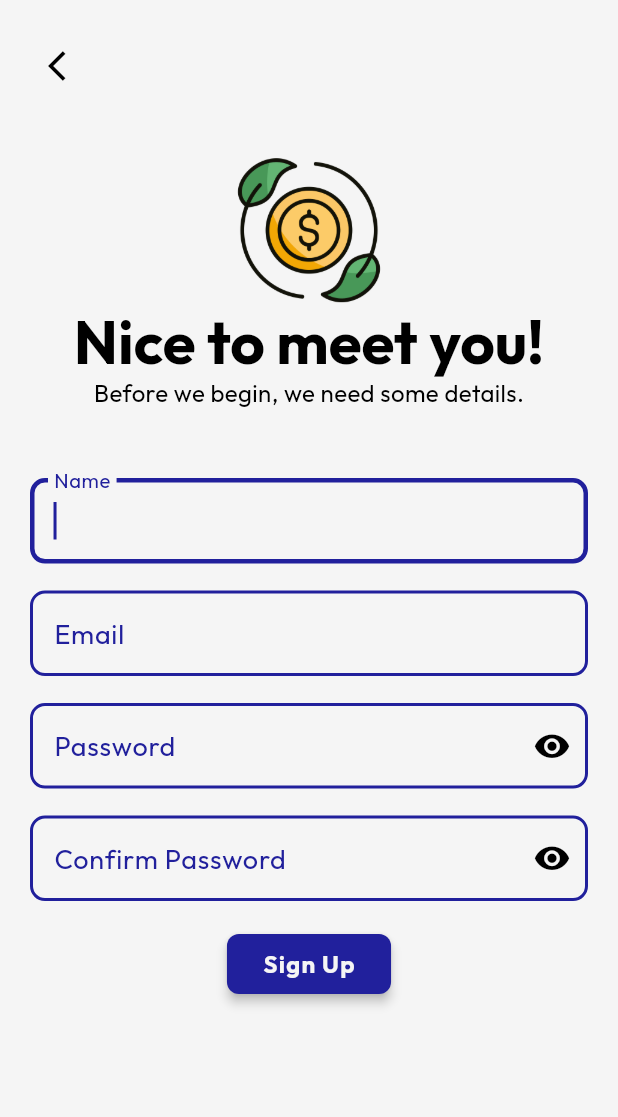
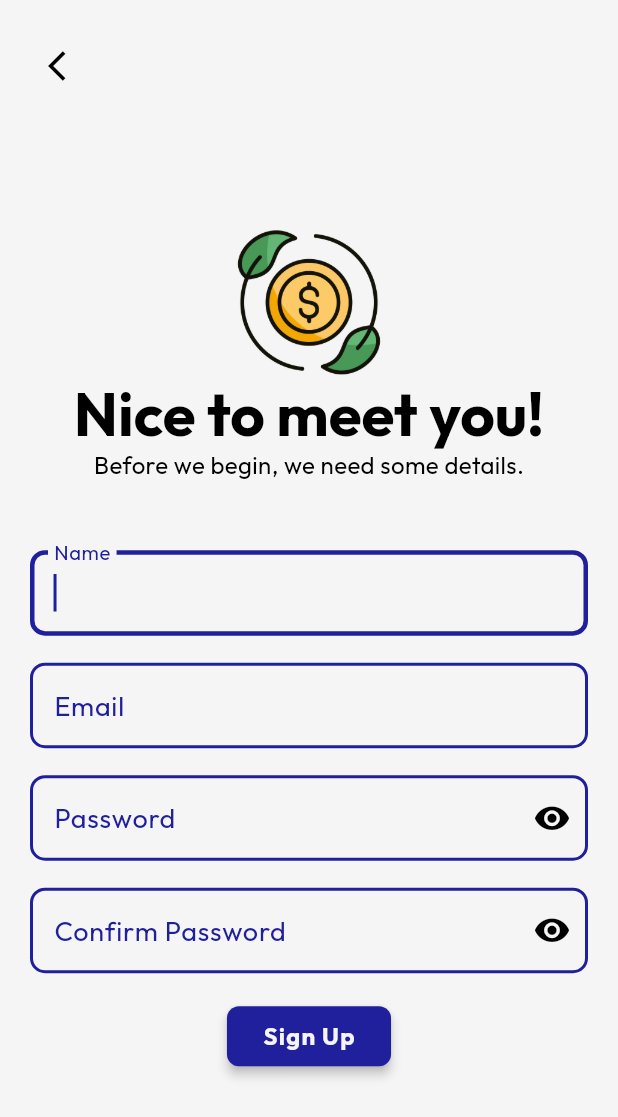
Before and after one commit to MrJayRaval/expense_tracker, a Flutter app: the screen it shows after launch, after a tap on "Sign In", after a tap on "Sign Up", on a phone screen of 412 x 824 dp. Shown: the top 1117 px of the screen. Run offline on Flutter 3.47's test engine with Material 3 defaults, Android fonts, the phone set to English and light mode, and no system bars; our stand-ins replace firebase_auth, firebase_core; accounts and stored records are empty.

```diff
--- a/lib/config/colors.dart
+++ b/lib/config/colors.dart
@@ -2,7 +2,6 @@ import 'dart:ui';
 
 import 'package:flutter/material.dart';
 
-const bgColor = Color(0xFFF5F5F5);
 const primaryColor = Color(0xFF21209C);
 const onPrimaryColor = Color(0xFFF5F5F5);
 const secondaryColor = Color(0xFFF5F5F5);
--- /dev/null
+++ b/lib/features/auth/domain/repositories/auth_repository.dart
@@ -0,0 +1,5 @@
+abstract class AuthRepository {
+  Future<void> signUp(String email, String password);
+  Future<void> signIn(String email, String password);
+  Future<void> resetPassword(String email);
+}
--- /dev/null
+++ b/lib/features/auth/domain/usecases/reset_usecase.dart
@@ -0,0 +1,11 @@
+import 'package:expense_tracker/features/auth/domain/repositories/auth_repository.dart';
+
+class ResetPasswordUseCase {
+  final AuthRepository repository;
+
+  ResetPasswordUseCase(this.repository);
+
+  Future<void> call(String email) {
+    return repository.resetPassword(email);
+  }
+}
--- /dev/null
+++ b/lib/features/auth/domain/usecases/sign_in_usecase.dart
@@ -0,0 +1,11 @@
+import 'package:expense_tracker/features/auth/domain/repositories/auth_repository.dart';
+
+class SignInUseCase {
+  final AuthRepository repository;
+
+  SignInUseCase(this.repository);
+
+  Future<void> call(String email, String password) {
+    return repository.signIn(email, password);
+  }
+}
--- /dev/null
+++ b/lib/features/auth/domain/usecases/sign_up_usecase.dart
@@ -0,0 +1,11 @@
+import 'package:expense_tracker/features/auth/domain/repositories/auth_repository.dart';
+
+class SignUpUseCase {
+  final AuthRepository repository;
+
+  SignUpUseCase(this.repository);
+
+  Future<void> call(String email, String password) {
+    return repository.signUp(email, password);
+  }
+}
--- a/lib/ui/screens/login.dart
+++ b/lib/features/auth/presentation/pages/login.dart
@@ -1,11 +1,11 @@
-import 'dart:developer';
-
 import 'package:expense_tracker/config/colors.dart';
+import 'package:expense_tracker/features/auth/presentation/provider/auth_provider.dart';
 import 'package:expense_tracker/ui/components/button.dart';
 import 'package:expense_tracker/ui/components/textbox.dart';
-import 'package:expense_tracker/ui/screens/forget_password.dart';
-import 'package:expense_tracker/ui/screens/registration.dart';
+import 'package:expense_tracker/features/auth/presentation/pages/forget_password.dart';
+import 'package:expense_tracker/features/auth/presentation/pages/registration.dart';
 import 'package:flutter/material.dart';
+import 'package:provider/provider.dart';
 
 class LoginPage extends StatefulWidget {
   const LoginPage({super.key});
@@ -21,8 +21,9 @@ class _LoginPageState extends State<LoginPage> {
 
   @override
   Widget build(BuildContext context) {
+    final auth = context.watch<AuthProviderr>();
     return Scaffold(
-      backgroundColor: bgColor,
+      backgroundColor: secondaryColor,
       body: Center(
         child: Padding(
           padding: const EdgeInsets.symmetric(horizontal: 20),
@@ -97,10 +98,19 @@ class _LoginPageState extends State<LoginPage> {
                           child: Container(
                             decoration: BoxDecoration(
                               border: BoxBorder.fromLTRB(
-                                bottom: BorderSide(width: 2, color: primaryColor),
+                                bottom: BorderSide(
+                                  width: 2,
+                                  color: primaryColor,
+                                ),
                               ),
                             ),
-                            child: Text('Forgot Password?', style: TextStyle(fontWeight: FontWeight.bold, color: primaryColor),),
+                            child: Text(
+                              'Forgot Password?',
+                              style: TextStyle(
+                                fontWeight: FontWeight.bold,
+                                color: primaryColor,
+                              ),
+                            ),
                           ),
                         ),
                       ],
@@ -108,18 +118,23 @@ class _LoginPageState extends State<LoginPage> {
 
                     SizedBox(height: 18),
 
+                    if (auth.isLoading) const CircularProgressIndicator(),
+
+                    if (auth.error != null) Text(auth.error!),
+
                     CustPrimaryButton(
                       label: 'Sign In',
                       function: () {
                         if (_formKey.currentState!.validate()) {
-                          ScaffoldMessenger.of(
-                            context,
-                          ).showSnackBar(SnackBar(content: Text('Content')));
+                          context.read<AuthProviderr>().logIn(
+                            _email.text.trim(),
+                            _password.text.trim(),
+                          );
                         }
                       },
                     ),
 
-                    SizedBox(height: 18,),
+                    SizedBox(height: 18),
 
                     Row(
                       mainAxisAlignment: MainAxisAlignment.center,
@@ -137,12 +152,18 @@ class _LoginPageState extends State<LoginPage> {
                           child: Container(
                             decoration: BoxDecoration(
                               border: BoxBorder.fromLTRB(
-                                bottom: BorderSide(color: primaryColor, width: 2),
+                                bottom: BorderSide(
+                                  color: primaryColor,
+                                  width: 2,
+                                ),
                               ),
                             ),
                             child: Text(
                               'Sign Up',
-                              style: TextStyle(fontWeight: FontWeight.bold, color: primaryColor),
+                              style: TextStyle(
+                                fontWeight: FontWeight.bold,
+                                color: primaryColor,
+                              ),
                             ),
                           ),
                         ),
--- a/lib/ui/screens/registration.dart
+++ b/lib/features/auth/presentation/pages/registration.dart
@@ -1,28 +1,32 @@
 import 'package:expense_tracker/config/colors.dart';
+import 'package:expense_tracker/features/auth/presentation/pages/login.dart';
+import 'package:expense_tracker/features/auth/presentation/provider/auth_provider.dart';
 import 'package:expense_tracker/ui/components/button.dart';
 import 'package:expense_tracker/ui/components/textbox.dart';
-import 'package:expense_tracker/ui/screens/login.dart';
 import 'package:flutter/material.dart';
+import 'package:provider/provider.dart';
 
-class RegistrationPage extends StatefulWidget {
-  const RegistrationPage({super.key});
+class RegistrationPage extends StatelessWidget {
+  final _userName = TextEditingController();
 
-  @override
-  State<RegistrationPage> createState() => _RegistrationPageState();
-}
+  final _email = TextEditingController();
 
-class _RegistrationPageState extends State<RegistrationPage> {
-  final _userName = TextEditingController();
-  final _email = TextEditingController();
   final _password = TextEditingController();
+
   final _formKey = GlobalKey<FormState>();
+
   final _confirmPassword = TextEditingController();
 
   @override
   Widget build(BuildContext context) {
+    final auth = context.watch<AuthProviderr>();
     return Scaffold(
-      backgroundColor: bgColor,
-      body: Center(
+      resizeToAvoidBottomInset: true,
+      backgroundColor: secondaryColor,
+      body: SingleChildScrollView(
+        padding: EdgeInsets.only(
+          bottom: MediaQuery.of(context).viewInsets.bottom,
+        ),
         child: Padding(
           padding: const EdgeInsets.symmetric(horizontal: 20, vertical: 20),
           child: Column(
@@ -32,13 +36,14 @@ class _RegistrationPageState extends State<RegistrationPage> {
                 children: [
                   IconButton(
                     onPressed: () {
-                      Navigator.pop(context);
+                      Navigator.push(context, MaterialPageRoute(builder: (context) => LoginPage()));
                     },
                     icon: Icon(Icons.arrow_back_ios),
                   ),
                 ],
               ),
-              Flexible(child: FractionallySizedBox(heightFactor: 0.2)),
+              SizedBox(height: MediaQuery.of(context).size.height * 0.1),
+
               Image.asset('assets/logo.png', scale: 5),
 
               Text(
@@ -96,11 +101,22 @@ class _RegistrationPageState extends State<RegistrationPage> {
                     const SizedBox(height: 18),
 
                     CustPasswordField(
+                      validator: (value) {
+                        if (_confirmPassword.text != _password.text) {
+                          return "Password doesn't matched!";
+                        }
+                        return null;
+                      },
                       label: 'Confirm Password',
                       controller: _confirmPassword,
+                      textInputType: TextInputType.visiblePassword,
                     ),
 
                     SizedBox(height: 18),
+
+                    if (auth.isLoading) const CircularProgressIndicator(),
+
+                    if (auth.error != null) Text(auth.error!),
 
                     CustPrimaryButton(
                       label: 'Sign Up',
@@ -110,6 +126,13 @@ class _RegistrationPageState extends State<RegistrationPage> {
                             context,
                           ).showSnackBar(SnackBar(content: Text('Content')));
                         }
+
+                        auth.isLoading
+                            ? ()
+                            : context.read<AuthProviderr>().register(
+                                _email.text.trim(),
+                                _password.text.trim(),
+                              );
                       },
                     ),
                   ],
--- /dev/null
+++ b/lib/features/auth/presentation/provider/auth_provider.dart
@@ -0,0 +1,61 @@
+import 'package:expense_tracker/features/auth/domain/usecases/reset_usecase.dart';
+import 'package:expense_tracker/features/auth/domain/usecases/sign_in_usecase.dart';
+import 'package:expense_tracker/features/auth/domain/usecases/sign_up_usecase.dart';
+import 'package:flutter/widgets.dart';
+
+class AuthProviderr with ChangeNotifier {
+  final SignUpUseCase signUp;
+  final SignInUseCase signIn;
+  final ResetPasswordUseCase resetPassword;
+
+  bool isLoading = false;
+  String? error;
+
+  AuthProviderr({
+    required this.signUp,
+    required this.signIn,
+    required this.resetPassword,
+  });
+
+  Future<void> logIn(String email, String password) async {
+    isLoading = true;
+    notifyListeners();
+
+    try {
+      await signIn(email, password);
+    } catch (e) {
+      error = e.toString();
+    }
+
+    isLoading = false;
+    ChangeNotifier();
+  }
+
+  Future<void> register(String email, String password) async {
+    isLoading = true;
+    ChangeNotifier();
+
+    try {
+      await signUp(email, password);
+    } catch (e) {
+      error = e.toString();
+    }
+
+    isLoading = false;
+    ChangeNotifier();
+  }
+
+  Future<void> resetPasswordLink(String email) async {
+    isLoading = true;
+    ChangeNotifier();
+
+    try {
+      await resetPassword(email);
+    } catch (e) {
+      error = e.toString();
+    }
+
+    isLoading = false;
+    ChangeNotifier();
+  }
+}
--- a/lib/main.dart
+++ b/lib/main.dart
@@ -1,18 +1,48 @@
 import 'package:expense_tracker/config/themes.dart';
+import 'package:expense_tracker/features/auth/data/data/auth_repository_impl.dart';
+import 'package:expense_tracker/features/auth/data/datasources/auth_remote_data_source.dart';
+import 'package:expense_tracker/features/auth/domain/usecases/reset_usecase.dart';
+import 'package:expense_tracker/features/auth/domain/usecases/sign_in_usecase.dart';
+import 'package:expense_tracker/features/auth/domain/usecases/sign_up_usecase.dart';
+import 'package:expense_tracker/features/auth/presentation/provider/auth_provider.dart';
+import 'package:expense_tracker/features/dashboard/presentation/screens/dashboard.dart';
 import 'package:expense_tracker/firebase_options.dart';
-import 'package:expense_tracker/ui/screens/login.dart';
-import 'package:expense_tracker/ui/screens/registration.dart';
+import 'package:expense_tracker/features/auth/presentation/pages/login.dart';
+import 'package:firebase_auth/firebase_auth.dart';
 import 'package:firebase_core/firebase_core.dart';
 import 'package:flutter/material.dart';
+import 'package:provider/provider.dart';
 
 Future<void> main() async {
   WidgetsFlutterBinding.ensureInitialized();
 
   await Firebase.initializeApp(options: DefaultFirebaseOptions.currentPlatform);
   runApp(
-    MaterialApp(
-      debugShowCheckedModeBanner: false,
-      theme: lightTheme,
-      home: SafeArea(
-        child: const LoginPage())));
+    ChangeNotifierProvider(
+      create: (_) => AuthProviderr(
+        signUp: SignUpUseCase(
+          AuthRepositoryImpl(AuthRemoteDataSourceImpl(FirebaseAuth.instance)),
+        ),
+        signIn: SignInUseCase(
+          AuthRepositoryImpl(AuthRemoteDataSourceImpl(FirebaseAuth.instance)),
+        ),
+        resetPassword: ResetPasswordUseCase(
+          AuthRepositoryImpl(AuthRemoteDataSourceImpl(FirebaseAuth.instance)),
+        ),
+      ),
+      child: MaterialApp(
+        debugShowCheckedModeBanner: false,
+        theme: lightTheme,
+        home: StreamBuilder(
+          stream: FirebaseAuth.instance.authStateChanges(),
+          builder: (context, asyncSnapshot) {
+            if (asyncSnapshot.hasData) {
+              return const DashboardPage();
+            }
+            return LoginPage();
+          },
+        ),
+      ),
+    ),
+  );
 }
--- a/lib/ui/components/textbox.dart
+++ b/lib/ui/components/textbox.dart
@@ -96,6 +96,7 @@ class _CustPasswordFieldState extends State<CustPasswordField> {
   Widget build(BuildContext context) {
     return SizedBox(
       child: TextFormField(
+        controller: widget.controller,
         obscureText: _obscureText,
         validator: widget.validator,
         decoration: InputDecoration(
--- a/lib/ui/screens/splash_screen.dart
+++ b/lib/ui/screens/splash_screen.dart
@@ -1,6 +1,5 @@
 import 'package:expense_tracker/config/colors.dart';
 import 'package:flutter/material.dart';
-import 'package:svg_flutter/svg_flutter.dart';
 
 class SplashScreen extends StatefulWidget {
   const SplashScreen({super.key});
@@ -13,7 +12,7 @@ class _SplashScreenState extends State<SplashScreen> {
   @override
   Widget build(BuildContext context) {
     return Scaffold(
-      backgroundColor: bgColor,
+      backgroundColor: secondaryColor,
       body: Center(
 
         child: Column(
--- a/pubspec.yaml
+++ b/pubspec.yaml
@@ -37,6 +37,8 @@ dependencies:
   firebase_core: ^4.3.0
   flutter_native_splash: ^2.4.7
   svg_flutter: ^0.0.1
+  firebase_auth: ^6.1.3
+  provider: ^6.1.5+1
 
 dev_dependencies:
   flutter_test:
```
Also changed, not shown: lib/features/auth/data/data/auth_repository_impl.dart (added, +23 -0 lines), lib/features/auth/data/datasources/auth_remote_data_source.dart (added, +34 -0 lines), lib/features/auth/presentation/pages/forget_password.dart (renamed from lib/ui/screens/forget_password.dart, +8 -6 lines), lib/core/error/exception.dart (added), lib/core/error/failure.dart (added), lib/features/auth/domain/entities/user_entity.dart (added), pubspec.lock, 4 other files.
